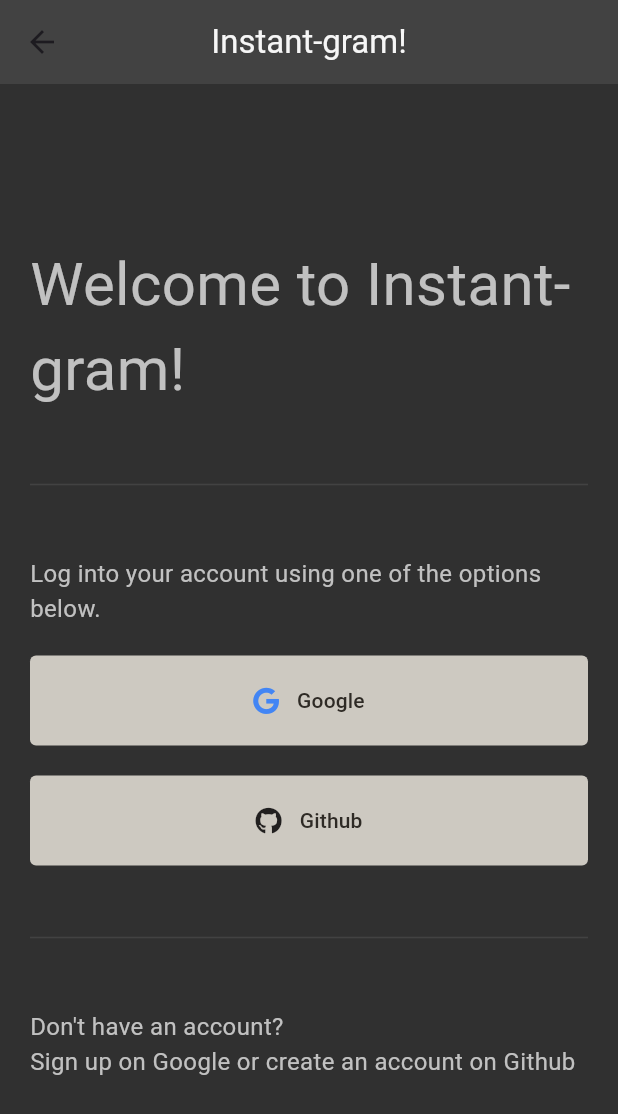
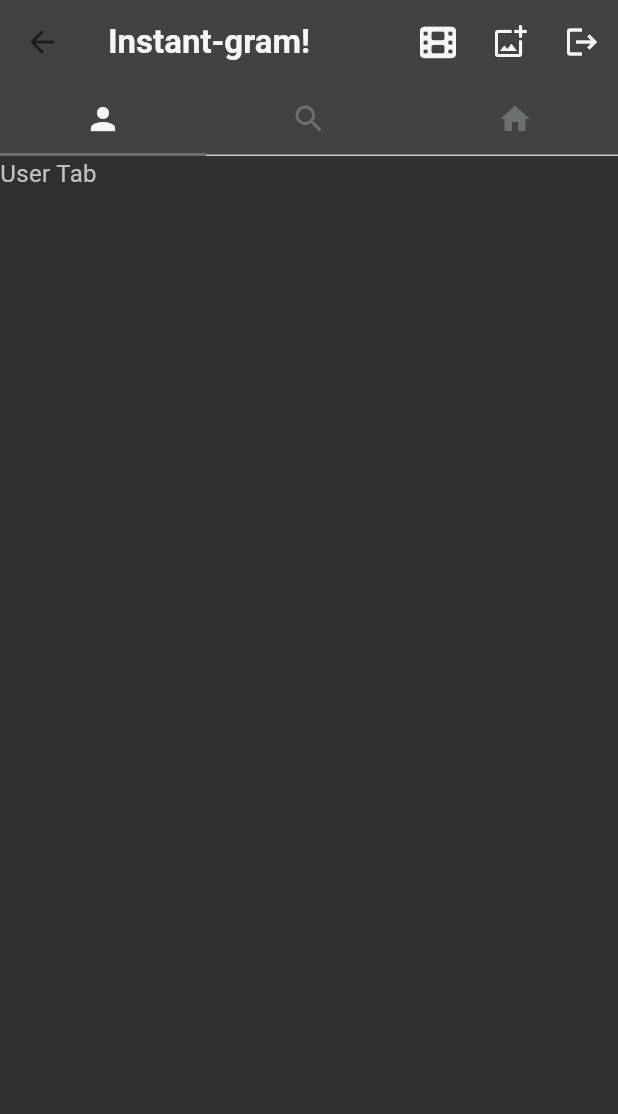
Before and after one commit to Matthaeuz/Indagram, a Flutter app: the LoginScreen screen opened directly, after a tap on "Google", on a phone screen of 412 x 824 dp. Shown: the top 1114 px of the screen. Run offline on Flutter 3.47's test engine with Material 2 defaults, Android fonts, the light colour scheme and no system bars; our stand-ins replace firebase_core, font_awesome_flutter; accounts and stored records are empty.

Commit message:
added home screen

```diff
--- a/lib/constants.dart
+++ b/lib/constants.dart
@@ -6,12 +6,20 @@
   static const loginButtonColor = Color(0xffcdc9c1);
   static const githubColor = Color(0xff211f1f);
   static const googleColor = Color(0xff4285F4);
-  static const appBarTextColor = Color(0xfff6f6f6);
+  static const appBarFgColor = Color(0xfff6f6f6);
   static const bodyTextColor = Color(0xffc1c1c1);
   static const loginButtonTextColor = Color(0xff2e2a25);
+  static const tabIndicatorColor = Color(0xff6a6f70);
 }
 
 class FontSizes {
   static const titleFontSize = 40.0;
   static const bodyFontSize = 16.0;
 }
+
+class AppTexts {
+  static const appBarText = 'Instant-gram!';
+  static const titleText = 'Welcome to Instant-gram!';
+  static const loginText =
+      'Log into your account using one of the options below.';
+}
--- a/lib/main.dart
+++ b/lib/main.dart
@@ -3,9 +3,6 @@
 import 'package:firebase_core/firebase_core.dart';
 import 'package:indagram/views/screens/login_screen.dart';
 import 'firebase_options.dart';
-
-import 'package:indagram/screens/SignInScreen.dart';
-
 
 void main() async {
   WidgetsFlutterBinding.ensureInitialized();
@@ -14,7 +11,6 @@
   );
   runApp(const MyApp());
 }
-
 
 // class GoogleSignIn extends StatefulWidget {
 //   GoogleSignIn({Key? key}) : super(key: key);
@@ -55,7 +51,7 @@
         colorScheme: ColorScheme.fromSeed(seedColor: Colors.deepPurple),
         useMaterial3: true,
       ),
-      home: const SignInScreen(),
+      home: const LoginScreen(),
     );
   }
 }
--- /dev/null
+++ b/lib/views/screens/home_screen.dart
@@ -0,0 +1,75 @@
+import 'package:flutter/material.dart';
+import 'package:font_awesome_flutter/font_awesome_flutter.dart';
+import 'package:indagram/constants.dart';
+import 'package:indagram/views/tabs/home_tab.dart';
+import 'package:indagram/views/tabs/search_tab.dart';
+import 'package:indagram/views/tabs/user_tab.dart';
+
+class HomeScreen extends StatefulWidget {
+  const HomeScreen({super.key});
+
+  @override
+  State<HomeScreen> createState() => _HomeScreenState();
+}
+
+class _HomeScreenState extends State<HomeScreen> {
+  @override
+  Widget build(BuildContext context) {
+    return DefaultTabController(
+      length: 3,
+      child: Scaffold(
+        appBar: AppBar(
+          title: const Text(
+            AppTexts.appBarText,
+            style: TextStyle(
+              color: AppColors.appBarFgColor,
+              fontWeight: FontWeight.bold,
+            ),
+          ),
+          backgroundColor: AppColors.appBarColor,
+          actions: [
+            IconButton(
+              onPressed: () {},
+              icon: const FaIcon(
+                FontAwesomeIcons.film,
+                color: AppColors.appBarFgColor,
+              ),
+            ),
+            IconButton(
+              onPressed: () {},
+              icon: const FaIcon(
+                Icons.add_photo_alternate_outlined,
+                color: AppColors.appBarFgColor,
+              ),
+            ),
+            IconButton(
+              onPressed: () {},
+              icon: const FaIcon(
+                Icons.logout,
+                color: AppColors.appBarFgColor,
+              ),
+            ),
+          ],
+          bottom: const TabBar(
+            tabs: [
+              Tab(icon: Icon(Icons.person)),
+              Tab(icon: Icon(Icons.search)),
+              Tab(icon: Icon(Icons.home)),
+            ],
+            labelColor: AppColors.appBarFgColor,
+            indicatorSize: TabBarIndicatorSize.tab,
+            indicatorColor: AppColors.tabIndicatorColor,
+            unselectedLabelColor: AppColors.tabIndicatorColor,
+          ),
+        ),
+        body: const TabBarView(
+          children: [
+            UserTab(),
+            SearchTab(),
+            HomeTab(),
+          ],
+        ),
+      ),
+    );
+  }
+}
--- a/lib/views/screens/login_screen.dart
+++ b/lib/views/screens/login_screen.dart
@@ -1,5 +1,6 @@
 import 'package:flutter/material.dart';
 import 'package:indagram/constants.dart';
+import 'package:indagram/views/screens/home_screen.dart';
 import 'package:indagram/views/widgets/app_divider.dart';
 import 'package:indagram/views/widgets/github_button.dart';
 import 'package:indagram/views/widgets/google_button.dart';
@@ -12,9 +13,10 @@
     return Scaffold(
       appBar: AppBar(
         title: const Text(
-          'Instant-gram!',
+          AppTexts.appBarText,
           style: TextStyle(
-            color: AppColors.appBarTextColor,
+            color: AppColors.appBarFgColor,
+            fontWeight: FontWeight.bold,
           ),
         ),
         backgroundColor: AppColors.appBarColor,
@@ -34,7 +36,7 @@
                   const Align(
                     alignment: Alignment.centerLeft,
                     child: Text(
-                      'Welcome to Instant-gram!',
+                      AppTexts.titleText,
                       style: TextStyle(
                         color: AppColors.bodyTextColor,
                         fontSize: FontSizes.titleFontSize,
@@ -45,7 +47,7 @@
                   const Align(
                     alignment: Alignment.centerLeft,
                     child: Text(
-                      'Log into your account using one of the options below.',
+                      AppTexts.loginText,
                       style: TextStyle(
                         color: AppColors.bodyTextColor,
                         fontSize: FontSizes.bodyFontSize,
@@ -54,7 +56,14 @@
                   ),
                   const SizedBox(height: 20.0),
                   TextButton(
-                    onPressed: () {},
+                    onPressed: () {
+                      Navigator.pushReplacement(
+                        context,
+                        MaterialPageRoute(
+                          builder: (context) => const HomeScreen(),
+                        ),
+                      );
+                    },
                     style: TextButton.styleFrom(
                       backgroundColor: AppColors.loginButtonColor,
                       foregroundColor: AppColors.loginButtonTextColor,
--- /dev/null
+++ b/lib/views/tabs/user_tab.dart
@@ -0,0 +1,20 @@
+import 'package:flutter/material.dart';
+import 'package:indagram/constants.dart';
+
+class UserTab extends StatelessWidget {
+  const UserTab({super.key});
+
+  @override
+  Widget build(BuildContext context) {
+    return Container(
+      color: AppColors.bodyColor,
+      child: const Text(
+        'User Tab',
+        style: TextStyle(
+          color: AppColors.bodyTextColor,
+          fontSize: FontSizes.bodyFontSize,
+        ),
+      ),
+    );
+  }
+}
```
Also changed, not shown: lib/screens/HomePage.dart (deleted, +0 -22 lines), lib/screens/SignInScreen.dart (deleted, +0 -95 lines), lib/views/tabs/home_tab.dart (added, +20 -0 lines), lib/views/tabs/search_tab.dart (added, +20 -0 lines), pubspec.lock.
